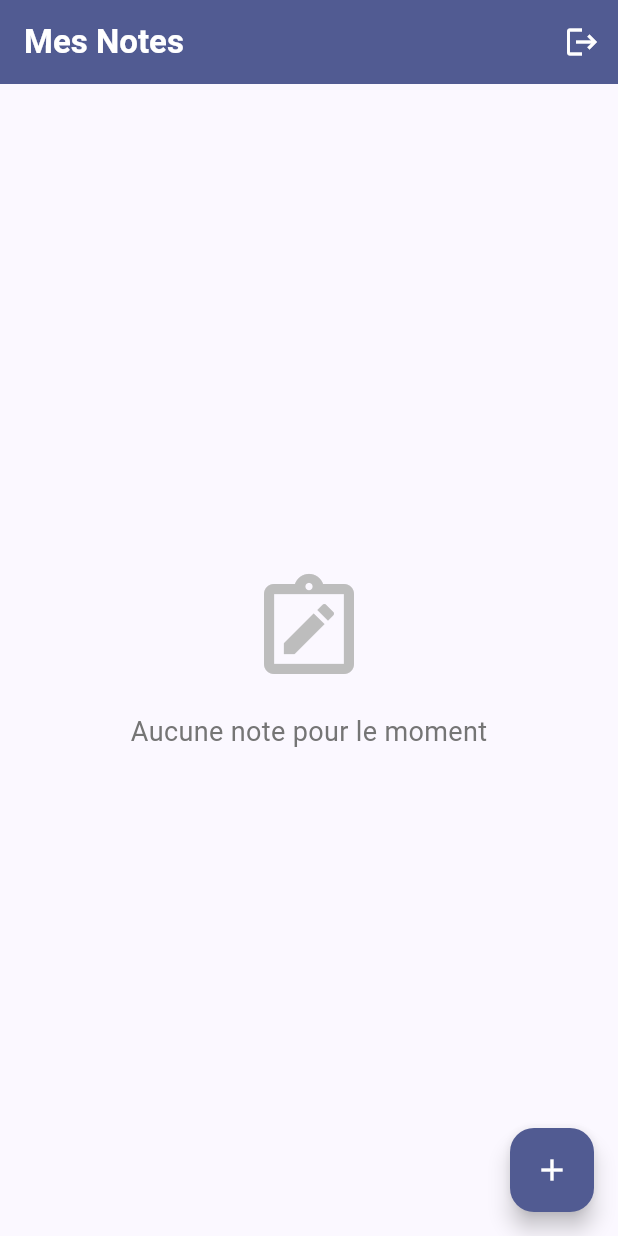
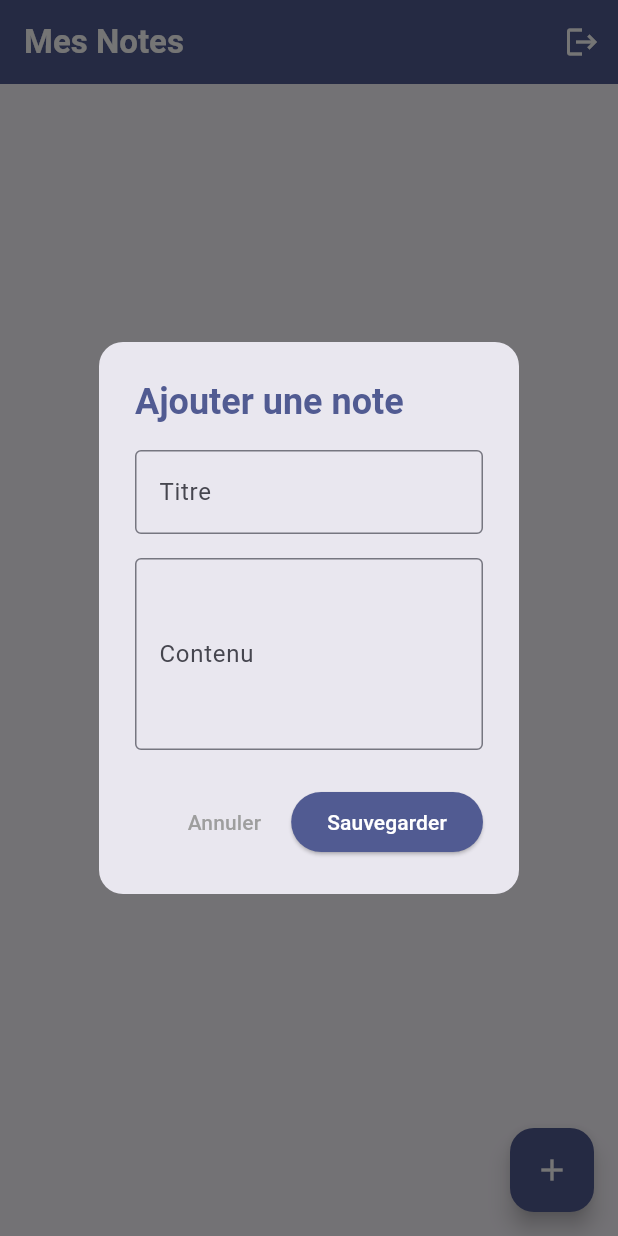
Before and after one commit to Sessou-koffi/dclic_semaine6_todolist, a Flutter app: the TodoListScreen screen opened directly, after a tap on the "add" icon, on a phone screen of 412 x 824 dp. Run offline on Flutter 3.47's test engine with Material 3 defaults, Android fonts, the phone set to English and light mode, and no system bars; our stand-ins replace sqflite; accounts and stored records are empty.

Commit message:
Finalisation de l'application : gestion complète des ajouts et modifications de notes avec SQLite

```diff
--- a/dclic_semaine6_todolist/lib/screens/todo_list_screen.dart
+++ b/dclic_semaine6_todolist/lib/screens/todo_list_screen.dart
@@ -16,10 +16,9 @@ class _TodoListScreenState extends State<TodoListScreen> {
   @override
   void initState() {
     super.initState();
-    _refreshNotes(); // Charge les notes au démarrage de l'écran
+    _refreshNotes();
   }
 
-  // Fonction pour rafraîchir la liste depuis SQLite
   Future<void> _refreshNotes() async {
     setState(() => _isLoading = true);
     final data = await DatabaseHelper.instance.readAllNotes();
@@ -29,7 +28,6 @@ class _TodoListScreenState extends State<TodoListScreen> {
     });
   }
 
-  // Fonction de suppression (Étape 4 de votre énoncé)
   Future<void> _deleteNote(int id) async {
     await DatabaseHelper.instance.deleteNote(id);
     ScaffoldMessenger.of(context).showSnackBar(
@@ -38,7 +36,104 @@ class _TodoListScreenState extends State<TodoListScreen> {
         backgroundColor: Colors.orange,
       ),
     );
-    _refreshNotes(); // Met à jour l'affichage
+    _refreshNotes();
+  }
+
+  // Affiche la boîte de dialogue pour créer OU modifier une note
+  void _showFormDialog(Note? note) {
+    final titleController = TextEditingController();
+    final contentController = TextEditingController();
+    final formKey = GlobalKey<FormState>();
+
+    // Si on édite une note existante, on pré-remplit les champs
+    if (note != null) {
+      titleController.text = note.title;
+      contentController.text = note.content;
+    }
+
+    showDialog(
+      context: context,
+      barrierDismissible: false, // L'utilisateur doit cliquer sur un bouton pour fermer
+      builder: (context) => AlertDialog(
+        shape: RoundedRectangleBorder(borderRadius: BorderRadius.circular(16)),
+        title: Text(
+          note == null ? 'Ajouter une note' : 'Modifier la note',
+          style: TextStyle(fontWeight: FontWeight.bold, color: Theme.of(context).colorScheme.primary),
+        ),
+        content: Form(
+          key: formKey,
+          child: SingleChildScrollView(
+            child: Column(
+              mainAxisSize: MainAxisSize.min,
+              children: [
+                TextFormField(
+                  controller: titleController,
+                  decoration: const InputDecoration(
+                    labelText: 'Titre',
+                    border: OutlineInputBorder(),
+                  ),
+                  validator: (val) => val == null || val.trim().isEmpty ? 'Le titre est obligatoire' : null,
+                ),
+                const SizedBox(height: 16),
+                TextFormField(
+                  controller: contentController,
+                  maxLines: 4,
+                  decoration: const InputDecoration(
+                    labelText: 'Contenu',
+                    border: OutlineInputBorder(),
+                  ),
+                  validator: (val) => val == null || val.trim().isEmpty ? 'Le contenu est obligatoire' : null,
+                ),
+              ],
+            ),
+          ),
+        ),
+        actions: [
+          // Bouton d'annulation (Directive Ergonomie)
+          TextButton(
+            onPressed: () => Navigator.pop(context),
+            child: const Text('Annuler', style: TextStyle(color: Colors.grey)),
+          ),
+          // Bouton de sauvegarde (Directive Ergonomie)
+          ElevatedButton(
+            onPressed: () async {
+              if (formKey.currentState!.validate()) {
+                final inputTitle = titleController.text.trim();
+                final inputContent = contentController.text.trim();
+
+                if (note == null) {
+                  // Mode création
+                  await DatabaseHelper.instance.createNote(
+                    Note(title: inputTitle, content: inputContent),
+                  );
+                } else {
+                  // Mode édition
+                  await DatabaseHelper.instance.updateNote(
+                    Note(id: note.id, title: inputTitle, content: inputContent),
+                  );
+                }
+
+                if (mounted) {
+                  Navigator.pop(context); // Ferme la boîte de dialogue
+                  ScaffoldMessenger.of(context).showSnackBar(
+                    SnackBar(
+                      content: Text(note == null ? 'Note ajoutée !' : 'Note mise à jour !'),
+                      backgroundColor: Colors.green,
+                    ),
+                  );
+                  _refreshNotes(); // Rafraîchit l'affichage en arrière-plan
+                }
+              }
+            },
+            style: ElevatedButton.styleFrom(
+              backgroundColor: Theme.of(context).colorScheme.primary,
+              foregroundColor: Colors.white,
+            ),
+            child: const Text('Sauvegarder'),
+          ),
+        ],
+      ),
+    );
   }
 
   @override
@@ -52,7 +147,6 @@ class _TodoListScreenState extends State<TodoListScreen> {
           IconButton(
             icon: const Icon(Icons.logout),
             onPressed: () {
-              // Retour à la page de connexion
               Navigator.pushReplacementNamed(context, '/');
             },
           ),
@@ -80,7 +174,7 @@ class _TodoListScreenState extends State<TodoListScreen> {
                   itemBuilder: (context, index) {
                     final note = _notes[index];
                     return Card(
-                      elevation: 3,
+                      elevation: 2,
                       margin: const EdgeInsets.symmetric(vertical: 8),
                       shape: RoundedRectangleBorder(
                         borderRadius: BorderRadius.circular(12),
@@ -103,7 +197,6 @@ class _TodoListScreenState extends State<TodoListScreen> {
                         trailing: IconButton(
                           icon: const Icon(Icons.delete_outline, color: Colors.redAccent),
                           onPressed: () {
-                            // Dialogue de confirmation de suppression
                             showDialog(
                               context: context,
                               builder: (context) => AlertDialog(
@@ -127,16 +220,18 @@ class _TodoListScreenState extends State<TodoListScreen> {
                           },
                         ),
                         onTap: () {
-                          // Nous lierons l'édition ici à l'étape suivante
+                          // Action au clic sur une note existante : Édition
+                          _showFormDialog(note);
                         },
                       ),
                     );
                   },
                 ),
-      // Bouton d'ajout facilement identifiable (Flottant)
+      // Bouton d'ajout facilement identifiable
       floatingActionButton: FloatingActionButton(
         onPressed: () {
-          // Nous lierons l'ajout ici à l'étape suivante
+          // Action au clic sur le bouton + : Ajout
+          _showFormDialog(null);
         },
         backgroundColor: Theme.of(context).colorScheme.primary,
         foregroundColor: Colors.white,
```
